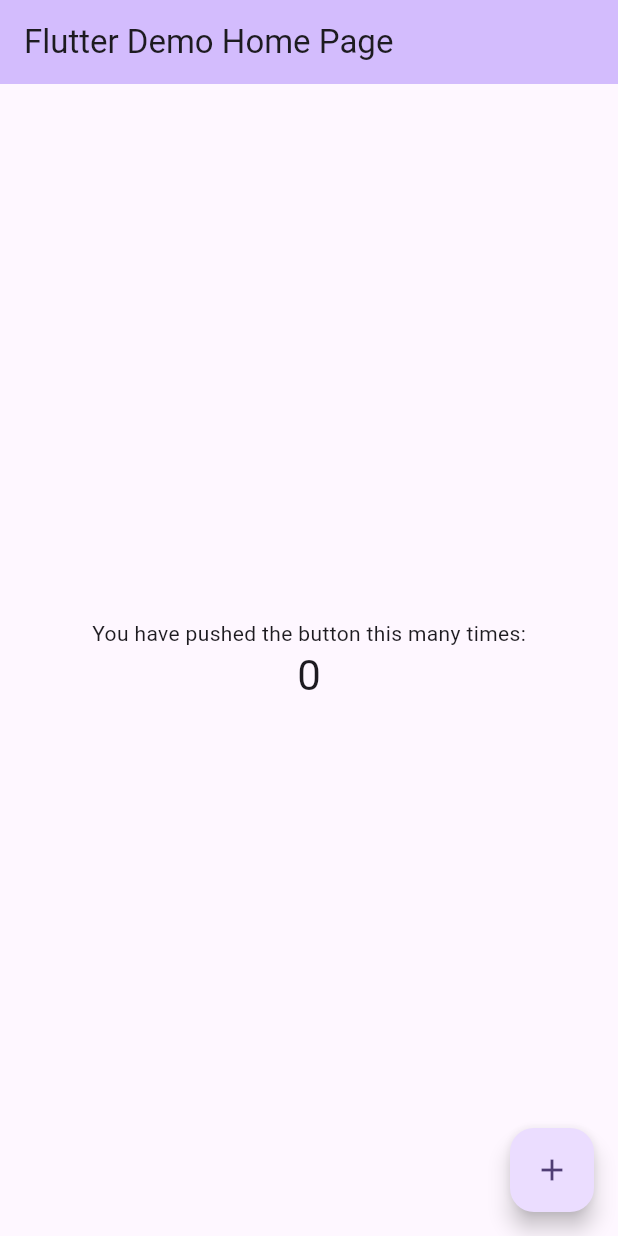
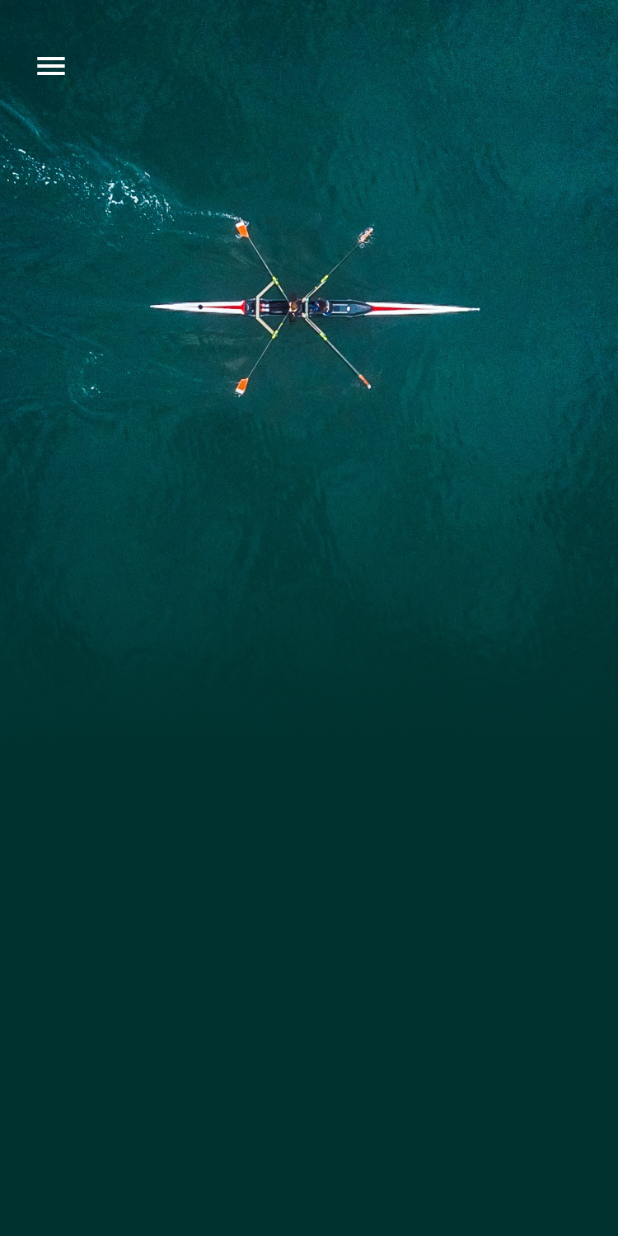
Before and after one commit to Tommyd27/roweather, a Flutter app: the screen it shows after launch, on a phone screen of 412 x 824 dp. Run offline on Flutter 3.47's test engine with Material 3 defaults, Android fonts, the light colour scheme and no system bars.

Commit message:
- Home screen background - Left navigation drawer (not styled) - Settings page (empty, styled wrong, navigates wrong, but it's a start)

```diff
--- a/roweather/lib/main.dart
+++ b/roweather/lib/main.dart
@@ -55,18 +55,7 @@
 }
 
 class _MyHomePageState extends State<MyHomePage> {
-  int _counter = 0;
-
-  void _incrementCounter() {
-    setState(() {
-      // This call to setState tells the Flutter framework that something has
-      // changed in this State, which causes it to rerun the build method below
-      // so that the display can reflect the updated values. If we changed
-      // _counter without calling setState(), then the build method would not be
-      // called again, and so nothing would appear to happen.
-      _counter++;
-    });
-  }
+  var scaffoldKey = GlobalKey<ScaffoldState>();
 
   @override
   Widget build(BuildContext context) {
@@ -77,49 +66,128 @@
     // fast, so that you can just rebuild anything that needs updating rather
     // than having to individually change instances of widgets.
     return Scaffold(
-      appBar: AppBar(
-        // TRY THIS: Try changing the color here to a specific color (to
-        // Colors.amber, perhaps?) and trigger a hot reload to see the AppBar
-        // change color while the other colors stay the same.
-        backgroundColor: Theme.of(context).colorScheme.inversePrimary,
-        // Here we take the value from the MyHomePage object that was created by
-        // the App.build method, and use it to set our appbar title.
-        title: Text(widget.title),
-      ),
-      body: Center(
-        // Center is a layout widget. It takes a single child and positions it
-        // in the middle of the parent.
-        child: Column(
-          // Column is also a layout widget. It takes a list of children and
-          // arranges them vertically. By default, it sizes itself to fit its
-          // children horizontally, and tries to be as tall as its parent.
-          //
-          // Column has various properties to control how it sizes itself and
-          // how it positions its children. Here we use mainAxisAlignment to
-          // center the children vertically; the main axis here is the vertical
-          // axis because Columns are vertical (the cross axis would be
-          // horizontal).
-          //
-          // TRY THIS: Invoke "debug painting" (choose the "Toggle Debug Paint"
-          // action in the IDE, or press "p" in the console), to see the
-          // wireframe for each widget.
-          mainAxisAlignment: MainAxisAlignment.center,
-          children: <Widget>[
-            const Text(
-              'You have pushed the button this many times:',
+      key: scaffoldKey,
+      drawer: Drawer(
+        child: ListView(
+          // Important: Remove any padding from the ListView.
+          padding: EdgeInsets.zero,
+          children: [
+            SizedBox(
+              height: 100,
+              child: DrawerHeader(
+                padding: EdgeInsets.only(left: 10, top: 0),
+              decoration: const BoxDecoration(
+                color: Colors.blue,
+              ),
+                  child: Align(
+                    alignment: Alignment(-1, -1),
+                    child: IconButton(
+                      icon: Icon(Icons.close),
+                      onPressed: () => scaffoldKey.currentState!.closeDrawer(),
+                    )
+                  )
+
+              )
             ),
-            Text(
-              '$_counter',
-              style: Theme.of(context).textTheme.headlineMedium,
+            ListTile(
+              title: const Text('Home'),
+              onTap: () {
+                // Update the state of the app.
+                // ...
+              },
             ),
+            ListTile(
+              title: const Text('Book an Outing'),
+              onTap: () {
+                // Update the state of the app.
+                // ...
+              },
+            ),
+            ListTile(
+              title: const Text('Settings'),
+              onTap: () {
+                Navigator.push(
+                  context,
+                  MaterialPageRoute(builder: (context) => const SettingsPage()),
+                );
+              },
+            )
           ],
         ),
       ),
-      floatingActionButton: FloatingActionButton(
-        onPressed: _incrementCounter,
-        tooltip: 'Increment',
-        child: const Icon(Icons.add),
-      ), // This trailing comma makes auto-formatting nicer for build methods.
+      body: Stack(children: <Widget>[
+          Container(
+            width: double.infinity,
+            decoration: const BoxDecoration(
+              image: DecorationImage(
+                image: AssetImage("assets/sculling-cropped.png"),
+                fit: BoxFit.fitWidth,
+                alignment: Alignment.topCenter,
+              ),
+            ),
+            height: 600,
+          ),
+          Container(
+          decoration: const BoxDecoration(
+              color: Colors.white,
+              gradient: LinearGradient(
+                  begin: FractionalOffset.topCenter,
+                  end: FractionalOffset.bottomCenter,
+                  colors: [
+                    Color(0x00003330),
+                    Color(0xFF003330),
+                  ],
+                  stops: [
+                    0.3,
+                    0.6,
+                  ])),
+        ),
+        Positioned(
+          left: 10,
+          top: 20,
+          child: IconButton(
+            icon: Icon(Icons.menu, color: Colors.white),
+            onPressed: () => scaffoldKey.currentState!.openDrawer(),
+          )
+        )
+        ]
+      ),
     );
   }
 }
+
+
+class SettingsPage extends StatefulWidget {
+  const SettingsPage({super.key});
+
+  // This widget is the home page of your application. It is stateful, meaning
+  // that it has a State object (defined below) that contains fields that affect
+  // how it looks.
+
+  // This class is the configuration for the state. It holds the values (in this
+  // case the title) provided by the parent (in this case the App widget) and
+  // used by the build method of the State. Fields in a Widget subclass are
+  // always marked "final".
+  @override
+  State<SettingsPage> createState() => _SettingsPageState();
+}
+
+class _SettingsPageState extends State<SettingsPage> {
+
+  @override
+  Widget build(BuildContext context) {
+    return Scaffold(
+      appBar: AppBar(
+        title: const Text('Settings'),
+      ),
+      body: Center(
+        child: ElevatedButton(
+          onPressed: () {
+            Navigator.pop(context);
+          },
+          child: const Text('Back'),
+        ),
+      ),
+    );
+  }
+}
--- a/roweather/pubspec.yaml
+++ b/roweather/pubspec.yaml
@@ -59,7 +59,8 @@ flutter:
   uses-material-design: true
 
   # To add assets to your application, add an assets section, like this:
-  # assets:
+  assets:
+    - assets/
   #   - images/a_dot_burr.jpeg
   #   - images/a_dot_ham.jpeg
 
```
Also changed, not shown: roweather/assets/sculling-cropped.png (added), roweather/assets/sculling.jpg (added).
